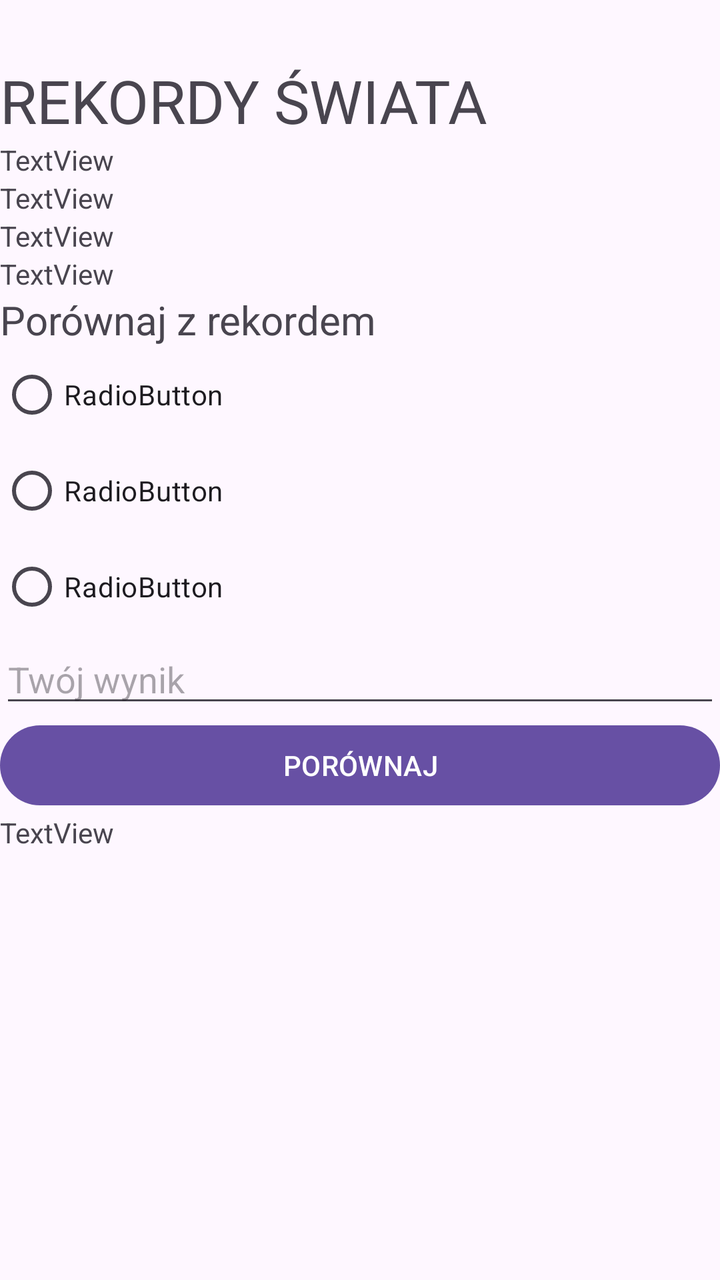
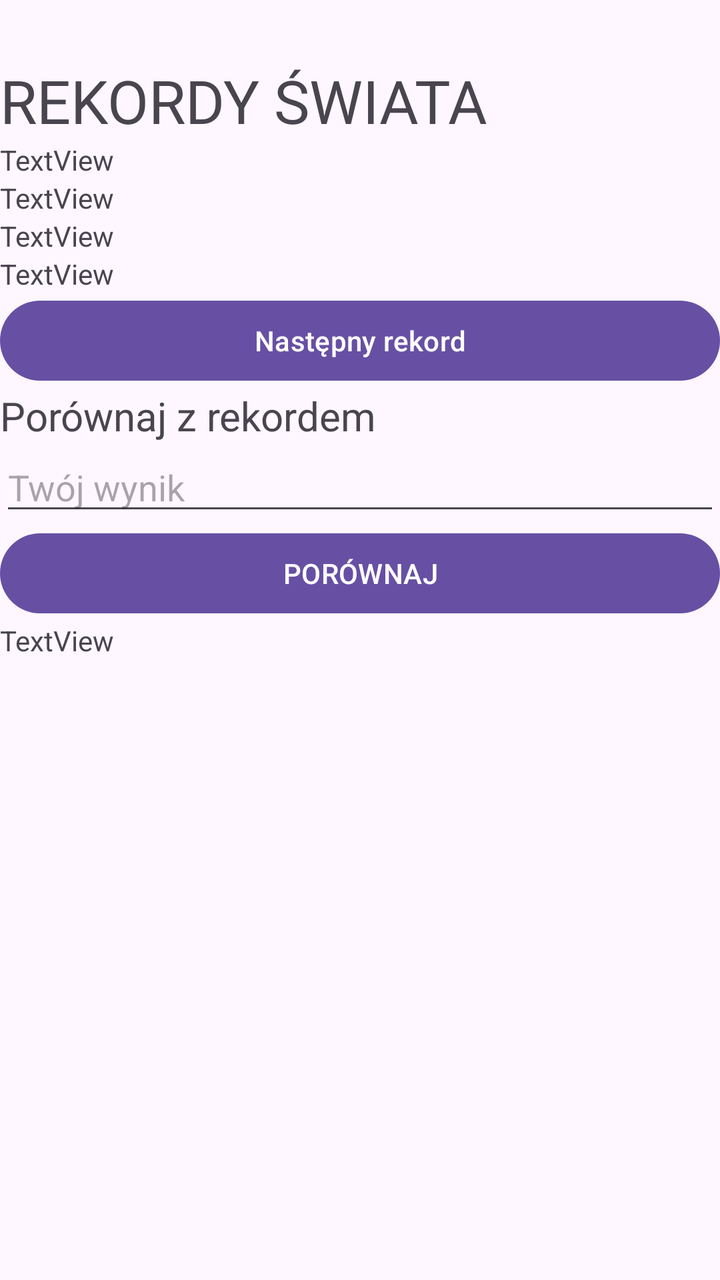

Screens rendered from an Android XML layout before and after an edit, with the pre-edit source and the edit as a unified diff.
<!-- AndroidManifest.xml: application theme Theme.QuizRekordy -->
<!-- res/layout/activity_main.xml -->
<?xml version="1.0" encoding="utf-8"?>
<LinearLayout xmlns:android="http://schemas.android.com/apk/res/android"
    xmlns:app="http://schemas.android.com/apk/res-auto"
    xmlns:tools="http://schemas.android.com/tools"
    android:id="@+id/main"
    android:layout_width="match_parent"
    android:layout_height="match_parent"
    android:orientation="vertical"
    tools:context=".MainActivity">

    <TextView
        android:layout_marginTop="30dp"
        android:layout_width="wrap_content"
        android:layout_height="wrap_content"
        android:textSize="30sp"
        android:textFontWeight="200"
        android:text="REKORDY ŚWIATA" />

    <TextView
        android:id="@+id/textViewDziedzina"
        android:layout_width="match_parent"
        android:layout_height="wrap_content"
        android:text="TextView" />

    <TextView
        android:id="@+id/textViewRekordzista"
        android:layout_width="match_parent"
        android:layout_height="wrap_content"
        android:text="TextView" />

    <TextView
        android:id="@+id/textViewRok"
        android:layout_width="match_parent"
        android:layout_height="wrap_content"
        android:text="TextView" />

    <TextView
        android:id="@+id/textViewWynik"
        android:layout_width="match_parent"
        android:layout_height="wrap_content"
        android:text="TextView" />

    <TextView
        android:id="@+id/textViewPorownaj"
        android:layout_width="match_parent"
        android:layout_height="wrap_content"
        android:textSize="20sp"
        android:textFontWeight="200"
        android:text="Porównaj z rekordem" />

    <RadioGroup
        android:layout_width="match_parent"
        android:layout_height="wrap_content"
        android:id="@+id/radioGroup1">

        <RadioButton
            android:id="@+id/radioButton1"
            android:layout_width="match_parent"
            android:layout_height="wrap_content"
            android:text="RadioButton" />

        <RadioButton
            android:id="@+id/radioButton2"
            android:layout_width="match_parent"
            android:layout_height="wrap_content"
            android:text="RadioButton" />

        <RadioButton
            android:id="@+id/radioButton3"
            android:layout_width="match_parent"
            android:layout_height="wrap_content"
            android:text="RadioButton" />
    </RadioGroup>

    <EditText
        android:id="@+id/editTextText"
        android:layout_width="match_parent"
        android:layout_height="wrap_content"
        android:ems="10"
        android:inputType="text"
        android:hint="Twój wynik" />

    <Button
        android:id="@+id/buttonPorownaj"
        android:layout_width="match_parent"
        android:layout_height="wrap_content"
        android:text="PORÓWNAJ" />

    <TextView
        android:id="@+id/textViewPorownanyWynik"
        android:layout_width="match_parent"
        android:layout_height="wrap_content"
        android:text="TextView" />

</LinearLayout>
<!-- resources referenced by this layout -->
<resources>
  <style name="Theme.QuizRekordy" parent="Base.Theme.QuizRekordy" />
  <style name="Base.Theme.QuizRekordy" parent="Theme.Material3.DayNight.NoActionBar">
          
          
      </style>
</resources>

<!-- the commit's change to res/layout/activity_main.xml (unified diff, before → after) -->
@@ -39,6 +39,11 @@
         android:layout_width="match_parent"
         android:layout_height="wrap_content"
         android:text="TextView" />
+    <Button
+        android:id="@+id/buttonNastepny"
+        android:layout_width="match_parent"
+        android:layout_height="wrap_content"
+        android:text="Następny rekord" />
 
     <TextView
         android:id="@+id/textViewPorownaj"
@@ -48,29 +53,8 @@
         android:textFontWeight="200"
         android:text="Porównaj z rekordem" />
 
-    <RadioGroup
-        android:layout_width="match_parent"
-        android:layout_height="wrap_content"
-        android:id="@+id/radioGroup1">
 
-        <RadioButton
-            android:id="@+id/radioButton1"
-            android:layout_width="match_parent"
-            android:layout_height="wrap_content"
-            android:text="RadioButton" />
 
-        <RadioButton
-            android:id="@+id/radioButton2"
-            android:layout_width="match_parent"
-            android:layout_height="wrap_content"
-            android:text="RadioButton" />
-
-        <RadioButton
-            android:id="@+id/radioButton3"
-            android:layout_width="match_parent"
-            android:layout_height="wrap_content"
-            android:text="RadioButton" />
-    </RadioGroup>
 
     <EditText
         android:id="@+id/editTextText"
